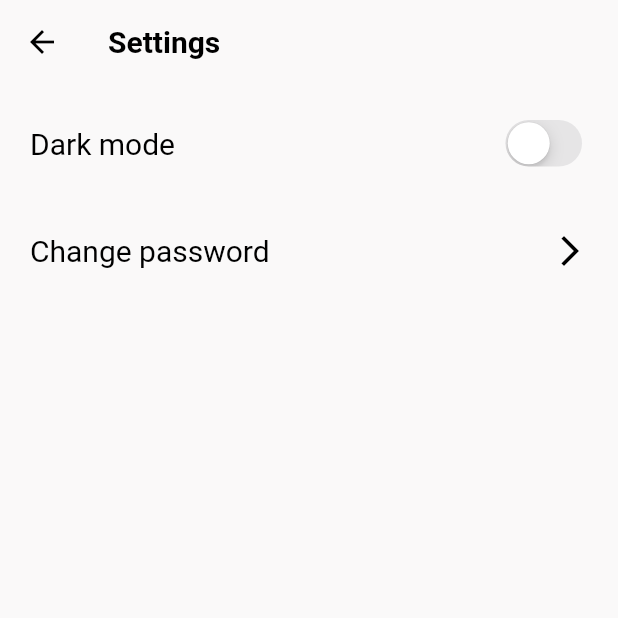
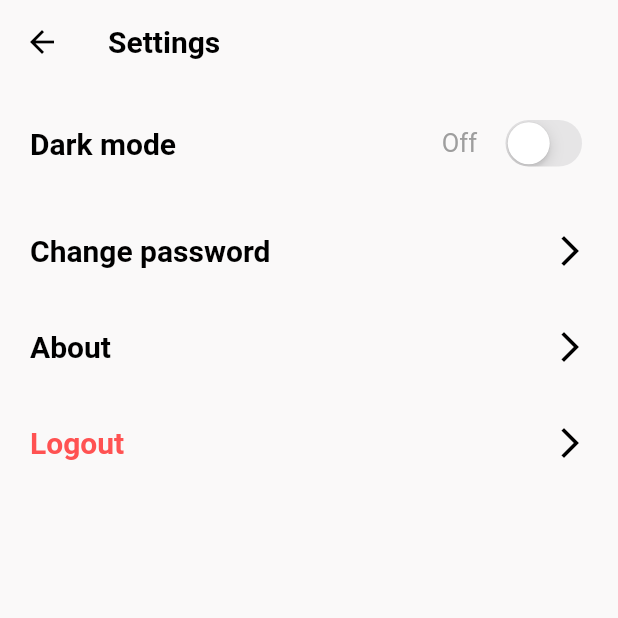
Before and after one commit to kimkyung1234/HH-Client, a Flutter app: the SettingPage screen opened directly, on a phone screen of 412 x 824 dp, the top half of it. Run offline on Flutter 3.47's test engine with Material 2 defaults, Android fonts, the phone set to English and light mode, and no system bars; our stand-ins replace flutter_svg, image_picker, shared_preferences; missing offline and left inert: flutter_verification_code; accounts and stored records are empty; network calls fail.

Commit message:
Change ui

```diff
--- a/lib/pages/post_page.dart
+++ b/lib/pages/post_page.dart
@@ -74,7 +74,7 @@ class PostPage extends StatelessWidget {
                   fontWeight: FontWeight.bold,
                   fontSize: 43,
                   alignment: Alignment.centerLeft,
-                  padding: const EdgeInsets.only(left: 20, top: 10, bottom: 5),
+                  padding: const EdgeInsets.only(left: 20, top: 10, bottom: 1),
                 ),
                 Padding(
                   padding: const EdgeInsets.only(left: 30),
--- a/lib/pages/profile/profile_page.dart
+++ b/lib/pages/profile/profile_page.dart
@@ -48,6 +48,7 @@ class ProfilePage extends StatelessWidget {
           return Column(
             children: [
               ProfileWidget(data: data!),
+              const SizedBox(height: 20),
               data.strDescription == ''
                   ? TextButton(
                       onPressed: () {
--- a/lib/pages/setting_page.dart
+++ b/lib/pages/setting_page.dart
@@ -27,6 +27,7 @@ class SettingPage extends StatelessWidget {
         children: [
           settingMenu(
             text: 'Dark mode',
+            hintText: themeMode.getThemeDark ? 'On' : 'Off',
             textColor: theme.accentColor,
             widget: CupertinoSwitch(
               value: themeMode.getThemeDark,
@@ -53,6 +54,24 @@ class SettingPage extends StatelessWidget {
             ),
             onTap: () {},
           ),
+          settingMenu(
+            text: 'About',
+            textColor: theme.accentColor,
+            widget: Icon(
+              Icons.arrow_forward_ios,
+              color: theme.accentColor,
+            ),
+            onTap: () {},
+          ),
+          settingMenu(
+            text: 'Logout',
+            textColor: Colors.redAccent,
+            widget: Icon(
+              Icons.arrow_forward_ios,
+              color: theme.accentColor,
+            ),
+            onTap: () {},
+          ),
         ],
       ),
     );
--- a/lib/widgets/common.dart
+++ b/lib/widgets/common.dart
@@ -23,7 +23,7 @@ Widget carryImageWidget(
         margin: const EdgeInsets.fromLTRB(0, 50, 0, 50),
         child: Center(
           child: CircularProgressIndicator(
-            valueColor: const AlwaysStoppedAnimation<Color>(Colors.black),
+            valueColor: const AlwaysStoppedAnimation<Color>(Colors.grey),
             value: loadingProgress.expectedTotalBytes != null
                 ? loadingProgress.cumulativeBytesLoaded /
                     loadingProgress.expectedTotalBytes!
@@ -63,15 +63,17 @@ Widget flexibleText({
 
 Widget customCircularIndicator() {
   return const CircularProgressIndicator(
-    valueColor: AlwaysStoppedAnimation<Color>(Colors.black),
+    valueColor: AlwaysStoppedAnimation<Color>(Colors.grey),
   );
 }
 
-Widget settingMenu(
-    {required String text,
-    required Widget widget,
-    Color textColor = Colors.black,
-    VoidCallback? onTap}) {
+Widget settingMenu({
+  required String text,
+  required Widget widget,
+  required Color textColor,
+  String hintText = '',
+  VoidCallback? onTap,
+}) {
   return GestureDetector(
     onTap: onTap,
     child: Padding(
@@ -79,8 +81,22 @@ Widget settingMenu(
       child: Row(
         mainAxisAlignment: MainAxisAlignment.spaceBetween,
         children: [
-          flexibleText(text: text, textColor: textColor),
-          widget,
+          flexibleText(
+            text: text,
+            textColor: textColor,
+            fontWeight: FontWeight.w600,
+          ),
+          Row(
+            children: [
+              flexibleText(
+                text: hintText,
+                fontSize: 17,
+                textColor: Colors.grey,
+                padding: const EdgeInsets.only(right: 15),
+              ),
+              widget,
+            ],
+          ),
         ],
       ),
     ),
--- a/lib/widgets/list_widget.dart
+++ b/lib/widgets/list_widget.dart
@@ -37,6 +37,11 @@ class ListWidget extends StatelessWidget {
               ),
             );
           },
+          child: Container(
+            decoration: BoxDecoration(
+              color: theme.canvasColor,
+              borderRadius: BorderRadius.circular(20.0),
+            ),
             child: Row(
               children: [
                 Container(
@@ -73,6 +78,7 @@ class ListWidget extends StatelessWidget {
                 ),
               ],
             ),
+          ),
         );
       },
     );
--- a/lib/widgets/profile_widget.dart
+++ b/lib/widgets/profile_widget.dart
@@ -17,6 +17,10 @@ class ProfileWidget extends StatelessWidget {
     var theme = themeMode.getThemeData;
 
     return Container(
+      decoration: BoxDecoration(
+        color: theme.canvasColor,
+        borderRadius: BorderRadius.circular(20.0),
+      ),
       margin: const EdgeInsets.all(20),
       child: Row(
         children: [
```
Lines whose indentation alone changed are shown as unchanged.
